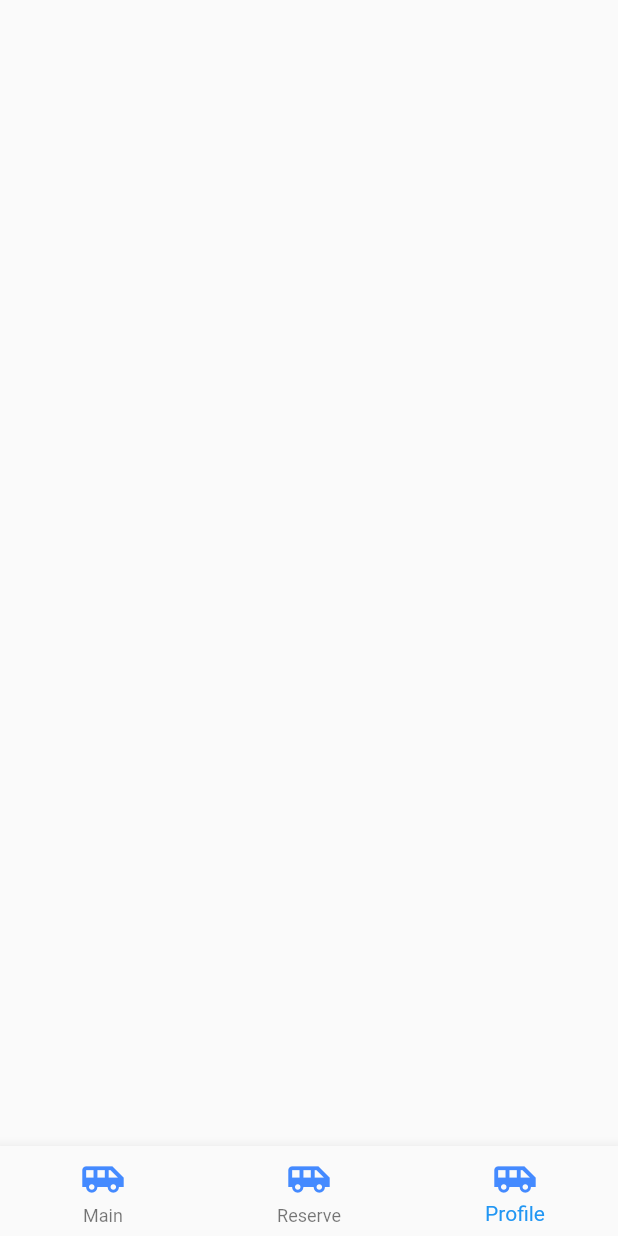
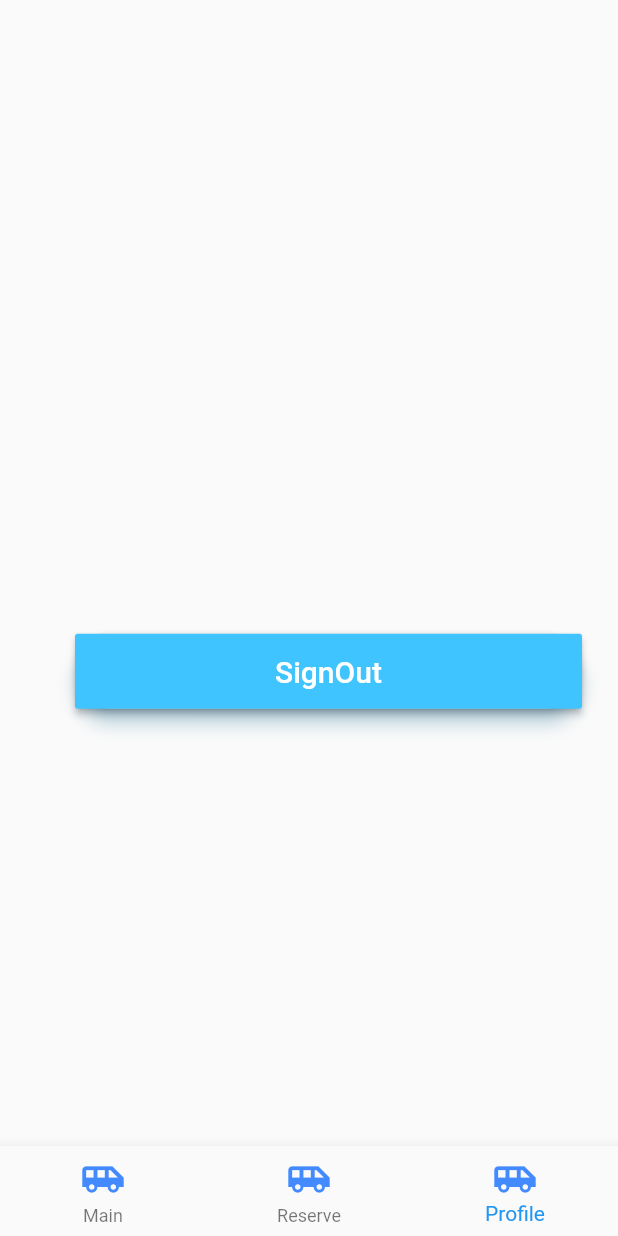
Before and after one commit to kupozn/SmartParkingApp, a Flutter app: the HomePage screen opened by its route, item 3 of the bottom bar chosen, on a phone screen of 412 x 824 dp. Run offline on Flutter 3.47's test engine with Material 2 defaults, Android fonts, the phone set to English and light mode, and no system bars; our stand-ins replace cloud_firestore, firebase_auth; accounts and stored records are empty; Roboto replaces fonts that are missing (Nunito).

Commit message:
fix some bug and make it to present version

```diff
--- a/lib/Auth.dart
+++ b/lib/Auth.dart
@@ -15,6 +15,7 @@ class Auth implements BaseAuth {
     return user.uid;
   }
 
+
   Future<String> createUserwithEmailAndPassWord(
       String email, String password) async {
     FirebaseUser user = await FirebaseAuth.instance
--- a/lib/Home.dart
+++ b/lib/Home.dart
@@ -1,6 +1,7 @@
 import 'package:flutter/material.dart';
 import 'package:firebase_auth/firebase_auth.dart';
 import 'package:cloud_firestore/cloud_firestore.dart';
+import 'LoginPage.dart';
 
 class HomePage extends StatefulWidget {
   static String tag = 'HomePage';
@@ -28,7 +29,6 @@ class _HomePageState extends State<HomePage> {
       child: Text(textei[_bottomNavIndex],
           style: TextStyle(fontSize: 30.0, color: Colors.black)),
     );
-
     if (_bottomNavIndex == 0) {
       getCurrentUser();
       return Scaffold(
@@ -64,7 +64,6 @@ class _HomePageState extends State<HomePage> {
         onTap: (int index) {
           setState(() {
             _bottomNavIndex = index;
-
           });
         },
         items: [
@@ -86,8 +85,7 @@ class _HomePageState extends State<HomePage> {
   Scaffold test() {
     final text = Padding(
       padding: EdgeInsets.all(8.0),
-      child: Text(uid,
-          style: TextStyle(fontSize: 30.0, color: Colors.black)),
+      child: Text(uid, style: TextStyle(fontSize: 30.0, color: Colors.black)),
     );
 
     return Scaffold(
@@ -100,7 +98,10 @@ class _HomePageState extends State<HomePage> {
             SizedBox(
               height: 30.0,
             ),
-            text,
+            text,SizedBox(
+                height: 50.0,
+              ),
+              buildButton('SignOut', signOut)
           ],
         ),
       ),
@@ -127,9 +128,10 @@ class _HomePageState extends State<HomePage> {
           ),
         ),
       ]),
-    onTap: (){
-      document.reference.updateData({'status' : document['status'] == 'F' ? 'R' : 'F'});
-    } ,
+      onTap: () {
+        document.reference
+            .updateData({'status': document['status'] == 'F' ? 'R' : 'F'});
+      },
     );
   }
 
@@ -146,11 +148,35 @@ class _HomePageState extends State<HomePage> {
             itemCount: snapshot.data.documents.length,
             itemBuilder: (context, index) =>
                 _buildListItem(context, snapshot.data.documents[index]),
-
-
           );
         },
       ),
     );
   }
+
+  Widget buildButton(words, cmd) {
+    return Padding(
+        padding: EdgeInsets.symmetric(vertical: 10.0),
+        child: Material(
+            borderRadius: BorderRadius.circular(30.0),
+            shadowColor: Colors.lightBlueAccent.shade100,
+            elevation: 5.0,
+            child: MaterialButton(
+              minWidth: 200.0,
+              height: 50.0,
+              onPressed: cmd,
+              color: Colors.lightBlueAccent,
+              child: Text(words,
+                  style: new TextStyle(fontSize: 20.0, color: Colors.white)),
+            )));
   }
+
+  void signOut() async {
+      try {
+        await FirebaseAuth.instance.signOut();
+        Navigator.of(context).pushNamed(LoginPage.tag);
+      } catch (e) {
+        print('Error: $e');
+      }
+  }
+}
--- a/lib/RegisterPage.dart
+++ b/lib/RegisterPage.dart
@@ -9,8 +9,6 @@ class RegisterPage extends StatefulWidget {
   @override
   State<StatefulWidget> createState() => new _RegisterPageState();
 }
-
-enum FormType { login, register }
 
 class _RegisterPageState extends State<RegisterPage> {
   final formkey = new GlobalKey<FormState>();
--- a/lib/main.dart
+++ b/lib/main.dart
@@ -24,7 +24,7 @@ class MyApp extends StatelessWidget {
         primarySwatch: Colors.blue,
         fontFamily: 'Nunito',
       ),
-      home: HomePage(),
+      home: SplashScreen(),
       routes: routes,
     );
   }
```
Lines whose indentation alone changed are shown as unchanged.
